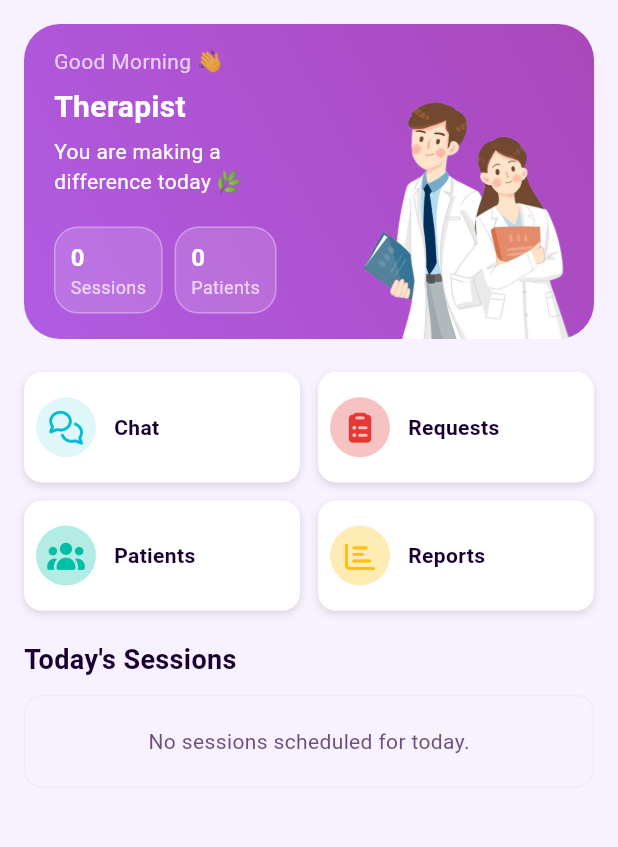
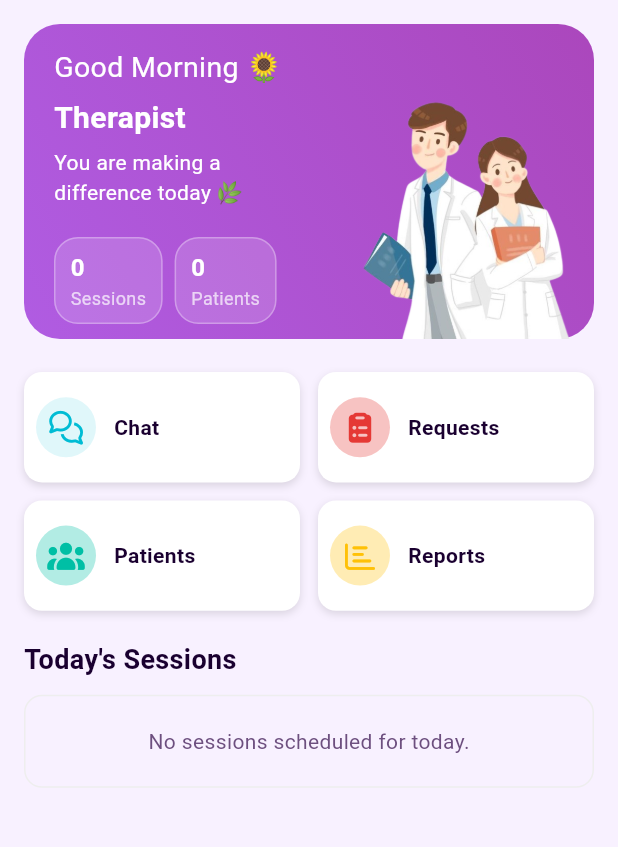
Before and after one commit to aneeq580/FYP-E-Therapy, a Flutter app: the TherapistHomeScreen screen opened by its route, on a phone screen of 412 x 824 dp, the part 84-931 px from its top. Run offline on Flutter 3.47's test engine with Material 3 defaults, Android fonts, the light colour scheme and no system bars; our stand-ins replace cloud_firestore, dash_chat_2, file_picker, firebase_auth, firebase_core, firebase_storage and 5 more; accounts and stored records are empty.

Commit message:
readability of white text

```diff
--- a/lib/core/widgets/patient_header.dart
+++ b/lib/core/widgets/patient_header.dart
@@ -56,7 +56,7 @@ class PatientHeader extends StatelessWidget {
           Text(
             "${_getGreeting()}, $username!",
             style: TextStyle(
-              fontSize: 20,
+              fontSize: 22,
               fontWeight: FontWeight.bold,
               color: Colors.white,
               height: 1,
--- a/lib/therapist/widgets/therapist_greeting_card.dart
+++ b/lib/therapist/widgets/therapist_greeting_card.dart
@@ -14,11 +14,11 @@ class TherapistGreetingCard extends StatelessWidget {
     final hour = DateTime.now().hour;
 
     if (hour >= 5 && hour < 12) {
-      return "Good Morning 👋";
+      return "Good Morning 🌻";
     } else if (hour >= 12 && hour < 17) {
-      return "Good Afternoon ☀️";
+      return "Good Afternoon ☕ᝰ.ᐟ";
     } else if (hour >= 17 && hour < 21) {
-      return "Good Evening 🌇";
+      return "Good Evening 🌆";
     } else {
       return "Good Night 🌙";
     }
@@ -39,10 +39,7 @@ class TherapistGreetingCard extends StatelessWidget {
         gradient: const LinearGradient(
           begin: Alignment.bottomLeft,
           end: Alignment.topRight,
-          colors: [
-            AppColors.therapistPrimary,
-            AppColors.therapistSecondary,
-          ],
+          colors: [AppColors.therapistPrimary, AppColors.therapistSecondary],
         ),
       ),
       child: Stack(
@@ -61,7 +58,7 @@ class TherapistGreetingCard extends StatelessWidget {
               children: [
                 Text(
                   getGreeting(),
-                  style: const TextStyle(color: Colors.white70, fontSize: 14),
+                  style: const TextStyle(color: Colors.white, fontSize: 19),
                 ),
                 const SizedBox(height: 6),
                 Obx(
```
